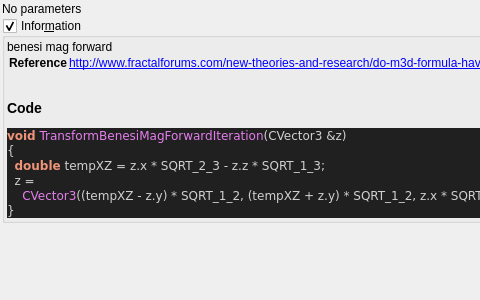
First picture: the form in mandelbulber2/qt_data/fractal_transf_benesi_mag_forward.ui, repository buddhi1980/mandelbulber2, before the edit; both pictures show x 0 to 480 and y 0 to 300 of the 916 by 300 pixel window.
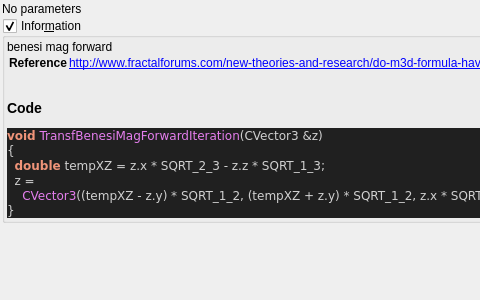
Second picture: the form after the edit. Custom widgets are drawn as their Qt base class.

Diff of the .ui file:
```diff
--- a/mandelbulber2/qt_data/fractal_transf_benesi_mag_forward.ui
+++ b/mandelbulber2/qt_data/fractal_transf_benesi_mag_forward.ui
@@ -75,7 +75,7 @@
 &lt;/table&gt;
 &lt;h3&gt;Code&lt;/h3&gt;
 &lt;body style=&quot;background-color:#202020&quot;&gt;
-&lt;pre style=&quot;color:#d0d0d0; background-color:#202020;  font-family:'Courier New',monospace;&quot;&gt;&lt;span style=&quot;color:#f09479; font-weight:bold&quot;&gt;void&lt;/span&gt; &lt;span style=&quot;color:#e47eed&quot;&gt;TransformBenesiMagForwardIteration&lt;/span&gt;&lt;span style=&quot;color:#d0d0d0&quot;&gt;(&lt;/span&gt;CVector3 &lt;span style=&quot;color:#d0d0d0&quot;&gt;&amp;amp;&lt;/span&gt;z&lt;span style=&quot;color:#d0d0d0&quot;&gt;)&lt;/span&gt;
+&lt;pre style=&quot;color:#d0d0d0; background-color:#202020;  font-family:'Courier New',monospace;&quot;&gt;&lt;span style=&quot;color:#f09479; font-weight:bold&quot;&gt;void&lt;/span&gt; &lt;span style=&quot;color:#e47eed&quot;&gt;TransfBenesiMagForwardIteration&lt;/span&gt;&lt;span style=&quot;color:#d0d0d0&quot;&gt;(&lt;/span&gt;CVector3 &lt;span style=&quot;color:#d0d0d0&quot;&gt;&amp;amp;&lt;/span&gt;z&lt;span style=&quot;color:#d0d0d0&quot;&gt;)&lt;/span&gt;
 &lt;span style=&quot;color:#d0d0d0&quot;&gt;{&lt;/span&gt;
   &lt;span style=&quot;color:#f09479; font-weight:bold&quot;&gt;double&lt;/span&gt; tempXZ &lt;span style=&quot;color:#d0d0d0&quot;&gt;=&lt;/span&gt; z&lt;span style=&quot;color:#d0d0d0&quot;&gt;.&lt;/span&gt;x &lt;span style=&quot;color:#d0d0d0&quot;&gt;*&lt;/span&gt; SQRT_2_3 &lt;span style=&quot;color:#d0d0d0&quot;&gt;-&lt;/span&gt; z&lt;span style=&quot;color:#d0d0d0&quot;&gt;.&lt;/span&gt;z &lt;span style=&quot;color:#d0d0d0&quot;&gt;*&lt;/span&gt; SQRT_1_3&lt;span style=&quot;color:#d0d0d0&quot;&gt;;&lt;/span&gt;
   z &lt;span style=&quot;color:#d0d0d0&quot;&gt;=&lt;/span&gt;
```
